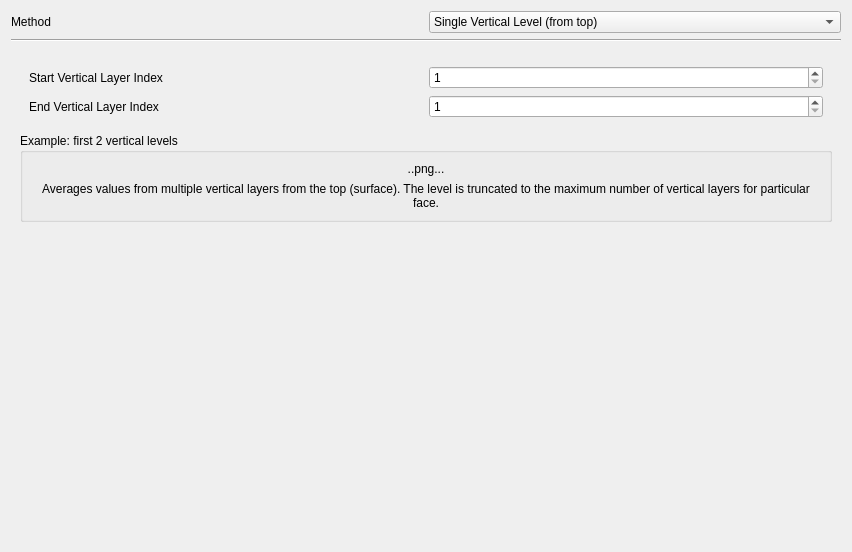
First picture: the form in src/ui/mesh/qgsmeshrenderer3daveragingwidgetbase.ui, repository qgis/QGIS, before the edit.
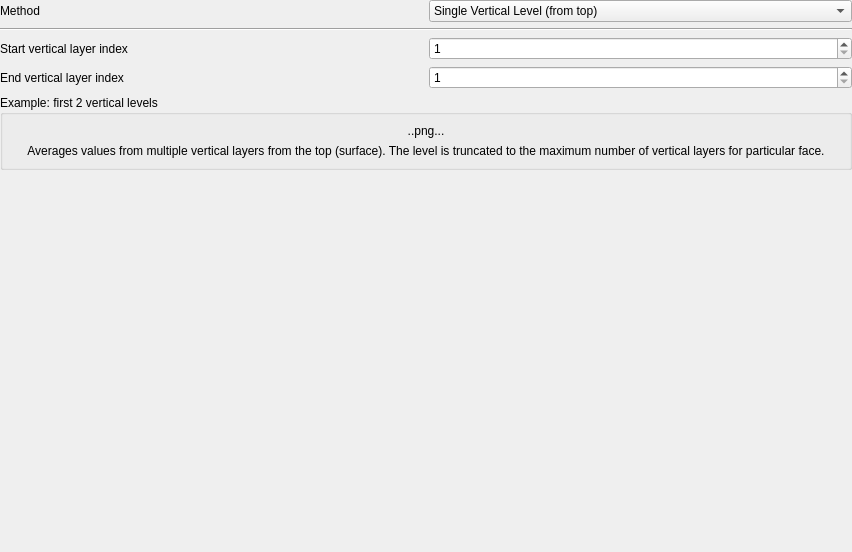
Second picture: the form after the edit. The open tabs and pages were chosen to show the change. Custom widgets are drawn as their Qt base class.

```diff
--- a/src/ui/mesh/qgsmeshrenderer3daveragingwidgetbase.ui
+++ b/src/ui/mesh/qgsmeshrenderer3daveragingwidgetbase.ui
@@ -14,6 +14,18 @@
    <string>Form</string>
   </property>
   <layout class="QVBoxLayout" name="verticalLayout_7">
+   <property name="leftMargin">
+    <number>0</number>
+   </property>
+   <property name="topMargin">
+    <number>0</number>
+   </property>
+   <property name="rightMargin">
+    <number>0</number>
+   </property>
+   <property name="bottomMargin">
+    <number>0</number>
+   </property>
    <item>
     <layout class="QHBoxLayout" name="horizontalLayout_2">
      <item>
@@ -259,15 +271,39 @@
      </widget>
      <widget class="QWidget" name="mAveragingMethodMultiTopPage">
       <layout class="QVBoxLayout" name="verticalLayout_20">
+       <property name="leftMargin">
+        <number>0</number>
+       </property>
+       <property name="topMargin">
+        <number>0</number>
+       </property>
+       <property name="rightMargin">
+        <number>0</number>
+       </property>
+       <property name="bottomMargin">
+        <number>0</number>
+       </property>
        <item>
         <widget class="QWidget" name="widget_2" native="true">
          <layout class="QVBoxLayout" name="verticalLayout_4">
+          <property name="leftMargin">
+           <number>0</number>
+          </property>
+          <property name="topMargin">
+           <number>0</number>
+          </property>
+          <property name="rightMargin">
+           <number>0</number>
+          </property>
+          <property name="bottomMargin">
+           <number>0</number>
+          </property>
           <item>
            <layout class="QHBoxLayout" name="horizontalLayout_5">
             <item>
              <widget class="QLabel" name="mAveragingMethodLabel_3">
               <property name="text">
-               <string>Start Vertical Layer Index</string>
+               <string>Start vertical layer index</string>
               </property>
              </widget>
             </item>
@@ -288,7 +324,7 @@
             <item>
              <widget class="QLabel" name="mAveragingMethodLabel_5">
               <property name="text">
-               <string>End Vertical Layer Index</string>
+               <string>End vertical layer index</string>
               </property>
              </widget>
             </item>
```
Left out of the diff: 176 changed lines with no effect on the pictures.
